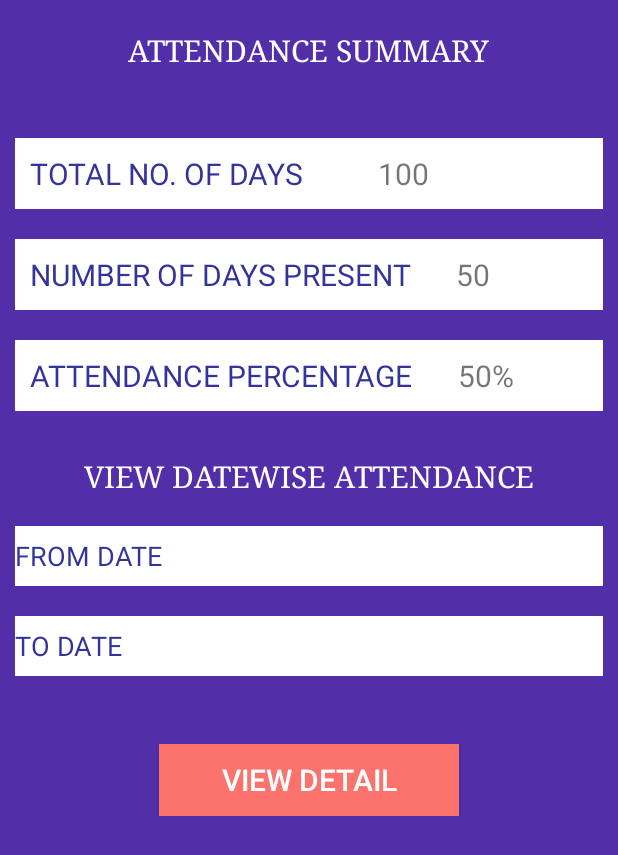
After one commit to Ritesh786/MiDigital, an Android app: the AttendanceSummary screen opened directly, with no data from a screen before it, on a phone screen of 412 x 824 dp. The commit adds this screen. Shown: the top 855 px of the screen. Run offline under Robolectric (Android 15) with nearby library versions, the phone set to English and light mode, and no system bars.

Commit message:
MAKE aTTENDANCE sUMMARY And Attendance page

```diff
--- /dev/null
+++ b/app/src/main/java/com/midigital/fujitsu/midigital/Parent/AttendanceSummary.java
@@ -0,0 +1,98 @@
+package com.midigital.fujitsu.midigital.Parent;
+
+import android.app.DatePickerDialog;
+import android.support.v7.app.AppCompatActivity;
+import android.os.Bundle;
+import android.view.View;
+import android.widget.DatePicker;
+import android.widget.EditText;
+
+import com.midigital.fujitsu.midigital.R;
+
+import java.text.SimpleDateFormat;
+import java.util.Calendar;
+import java.util.Locale;
+
+public class AttendanceSummary extends AppCompatActivity {
+
+    EditText mfromdate,mtodate;
+
+    Calendar myCalendar;
+    DatePickerDialog.OnDateSetListener date1,date2;
+
+    @Override
+    protected void onCreate(Bundle savedInstanceState) {
+        super.onCreate(savedInstanceState);
+        setContentView(R.layout.activity_attendance_summary);
+
+        mfromdate = (EditText) findViewById(R.id.fromdate_etext);
+        mtodate = (EditText) findViewById(R.id.todate_etext);
+
+        myCalendar = Calendar.getInstance();
+
+        date1 = new DatePickerDialog.OnDateSetListener() {
+
+            @Override
+            public void onDateSet(DatePicker view, int year, int monthOfYear,
+                                  int dayOfMonth) {
+                // TODO Auto-generated method stub
+                myCalendar.set(Calendar.YEAR, year);
+                myCalendar.set(Calendar.MONTH, monthOfYear);
+                myCalendar.set(Calendar.DAY_OF_MONTH, dayOfMonth);
+                updateLabel();
+
+            }
+
+        };
+        date2 = new DatePickerDialog.OnDateSetListener() {
+
+            @Override
+            public void onDateSet(DatePicker view, int year, int monthOfYear,
+                                  int dayOfMonth) {
+                // TODO Auto-generated method stub
+                myCalendar.set(Calendar.YEAR, year);
+                myCalendar.set(Calendar.MONTH, monthOfYear);
+                myCalendar.set(Calendar.DAY_OF_MONTH, dayOfMonth);
+                updateLa();
+
+            }
+
+        };
+
+
+        mfromdate.setOnClickListener(new View.OnClickListener() {
+
+
+            @Override
+            public void onClick(View v) {
+                new DatePickerDialog(AttendanceSummary.this, date1, myCalendar
+                        .get(Calendar.YEAR), myCalendar.get(Calendar.MONTH),
+                        myCalendar.get(Calendar.DAY_OF_MONTH)).show();
+            }
+        });
+
+        mtodate.setOnClickListener(new View.OnClickListener() {
+
+
+            @Override
+            public void onClick(View v) {
+                new DatePickerDialog(AttendanceSummary.this, date2, myCalendar
+                        .get(Calendar.YEAR), myCalendar.get(Calendar.MONTH),
+                        myCalendar.get(Calendar.DAY_OF_MONTH)).show();
+            }
+        });
+
+    }
+
+    private void updateLabel() {
+        String myFormat = "MM/dd/yy"; //In which you need put here
+        SimpleDateFormat sdf = new SimpleDateFormat(myFormat, Locale.US);
+        mfromdate.setText(sdf.format(myCalendar.getTime()));
+    }
+
+    private void updateLa() {
+        String myFormat = "MM/dd/yy"; //In which you need put here
+        SimpleDateFormat sdf = new SimpleDateFormat(myFormat, Locale.US);
+        mtodate.setText(sdf.format(myCalendar.getTime()));
+    }
+}
--- /dev/null
+++ b/app/src/main/res/layout/activity_attendance_summary.xml
@@ -0,0 +1,163 @@
+<?xml version="1.0" encoding="utf-8"?>
+
+<ScrollView
+    xmlns:android="http://schemas.android.com/apk/res/android"
+    android:layout_width="match_parent"
+    android:layout_height="match_parent"
+    android:background="#522ea9">
+
+<LinearLayout xmlns:android="http://schemas.android.com/apk/res/android"
+    xmlns:tools="http://schemas.android.com/tools"
+    android:id="@+id/activity_attendance_summary"
+    android:layout_width="match_parent"
+    android:layout_height="match_parent"
+    android:orientation="vertical"
+    android:background="#522ea9"
+    tools:context="com.midigital.fujitsu.midigital.Parent.AttendanceSummary">
+
+    <TextView
+        android:layout_width="wrap_content"
+        android:layout_height="wrap_content"
+        android:text="ATTENDANCE SUMMARY"
+        android:textSize="20dp"
+        android:textColor="#ffff"
+        android:layout_marginTop="20dp"
+        android:layout_gravity="center"
+        android:fontFamily="serif"
+        android:layout_marginBottom="35dp"
+
+        />
+
+    <LinearLayout
+        android:layout_width="match_parent"
+        android:layout_height="wrap_content"
+        android:orientation="horizontal"
+        android:background="#fff"
+        android:layout_margin="10dp"
+
+
+        >
+
+        <TextView
+            android:layout_width="wrap_content"
+            android:layout_height="wrap_content"
+            android:text="TOTAL NO. OF DAYS"
+            android:textSize="20dp"
+            android:layout_margin="10dp"
+            android:textColor="#34339a"
+            />
+         <TextView
+             android:layout_width="wrap_content"
+             android:layout_height="wrap_content"
+             android:text="100"
+            android:layout_marginTop="10dp"
+             android:textSize="20dp"
+            android:layout_marginLeft="40dp"
+             android:id="@+id/totalday_edittext"/>
+    </LinearLayout>
+
+
+    <LinearLayout
+        android:layout_width="match_parent"
+        android:layout_height="wrap_content"
+        android:orientation="horizontal"
+        android:background="#fff"
+        android:layout_margin="10dp"
+       >
+
+        <TextView
+            android:layout_width="wrap_content"
+            android:layout_height="wrap_content"
+            android:text="NUMBER OF DAYS PRESENT"
+            android:textSize="20dp"
+            android:layout_margin="10dp"
+            android:textColor="#34339a"
+            />
+
+        <TextView
+            android:layout_width="wrap_content"
+            android:layout_height="wrap_content"
+            android:text="50"
+            android:layout_marginTop="10dp"
+            android:textSize="20dp"
+            android:layout_marginLeft="20dp"
+            android:id="@+id/nuofdays_edittext"/>
+    </LinearLayout>
+
+
+    <LinearLayout
+        android:layout_width="match_parent"
+        android:layout_height="wrap_content"
+        android:orientation="horizontal"
+        android:background="#fff"
+        android:layout_margin="10dp"
+        >
+
+        <TextView
+            android:layout_width="wrap_content"
+            android:layout_height="wrap_content"
+            android:text="ATTENDANCE PERCENTAGE"
+            android:textSize="20dp"
+            android:layout_margin="10dp"
+            android:textColor="#34339a"
+            />
+        <TextView
+            android:layout_width="wrap_content"
+            android:layout_height="wrap_content"
+            android:text="50%"
+            android:layout_marginTop="10dp"
+            android:textSize="20dp"
+            android:layout_marginLeft="20dp"
+            android:id="@+id/attendance_edittext"/>
+    </LinearLayout>
+
+    <TextView
+        android:layout_width="wrap_content"
+        android:layout_height="wrap_content"
+        android:text="VIEW DATEWISE ATTENDANCE"
+        android:textSize="20dp"
+        android:textColor="#ffff"
+        android:layout_marginTop="20dp"
+        android:layout_gravity="center"
+        android:fontFamily="serif"
+        android:layout_marginBottom="10dp"
+        />
+
+
+    <EditText
+        android:layout_width="match_parent"
+        android:layout_height="40dp"
+        android:hint="FROM DATE"
+        android:layout_margin="10dp"
+        android:background="#ffff"
+        android:id="@+id/fromdate_etext"
+        android:textColorHint="#34339a"
+        android:inputType="date"
+        android:focusable="false"/>
+
+    <EditText
+        android:layout_width="match_parent"
+        android:layout_height="40dp"
+        android:hint="TO DATE"
+        android:layout_margin="10dp"
+        android:background="#ffff"
+        android:id="@+id/todate_etext"
+        android:textColorHint="#34339a"
+        android:inputType="date"
+        android:focusable="false"/>
+
+    <Button
+        android:layout_width="200dp"
+        android:layout_height="wrap_content"
+        android:layout_gravity="center"
+        android:text="VIEW DETAIL"
+        android:textSize="20sp"
+        android:background="#fb736c"
+        android:id="@+id/viewattendance_btn"
+        android:textColor="#ffffff"
+        android:layout_marginTop="35dp"/>
+
+
+    </LinearLayout>
+
+</ScrollView>
--- a/app/src/main/res/layout/studenttiles.xml
+++ b/app/src/main/res/layout/studenttiles.xml
@@ -63,6 +63,7 @@
             android:layout_weight="1"
             android:drawableTop = "@drawable/atteone"
             android:text="ATTENDANCE"
+            android:id="@+id/attendance_btn"
             />
 
         <Button
```
Also changed, not shown: app/src/main/AndroidManifest.xml (+7 -6 lines), app/src/main/java/com/midigital/fujitsu/midigital/Parent/StudentDetail.java (+14 -1 lines), app/src/main/res/layout/activity_student_detail.xml (deleted, +0 -140 lines).
